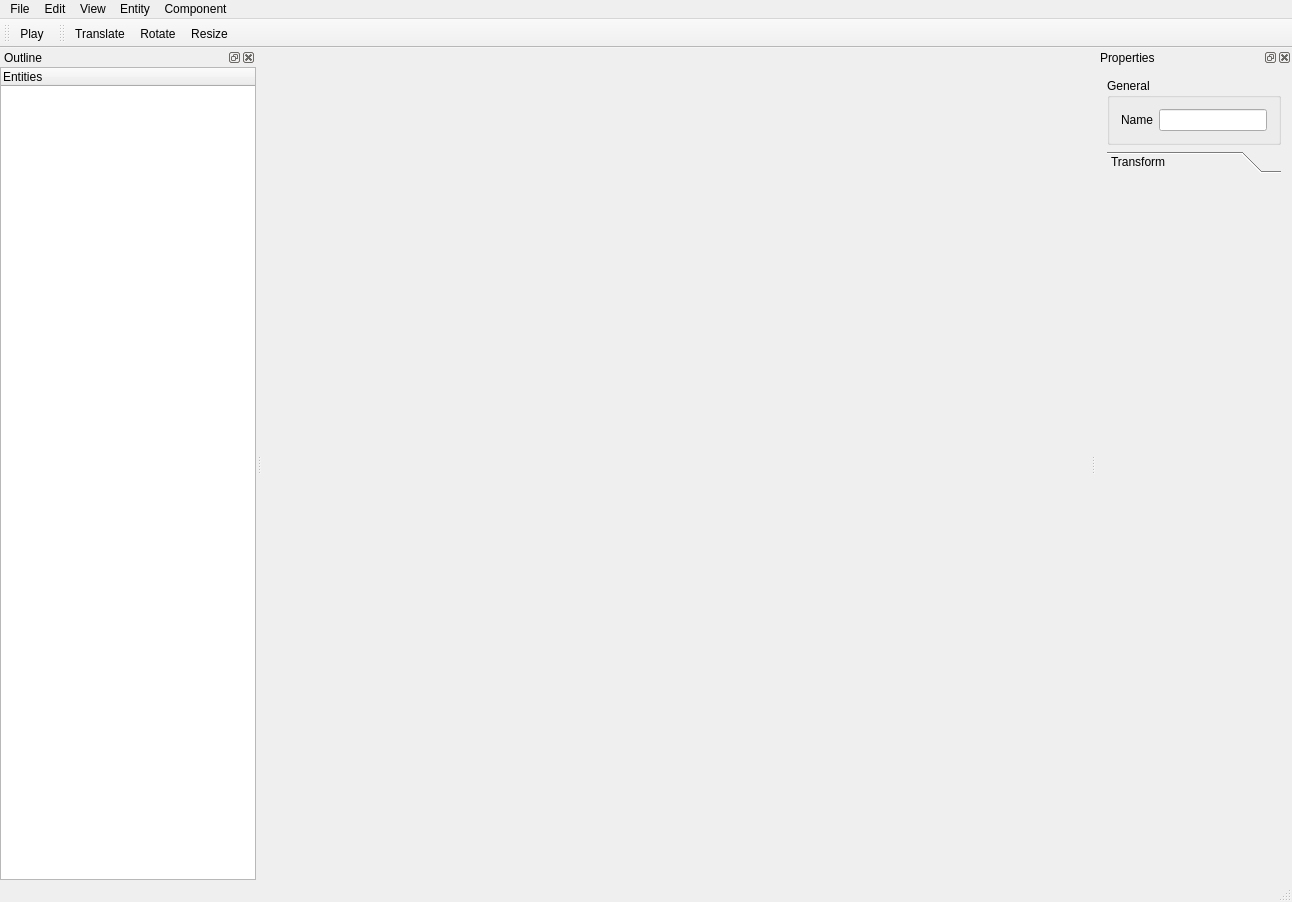
Above: RootTools/Treenity/UI/Treenity.ui from kevinortegren/zombieshroom before the change. Below: the same form after it.
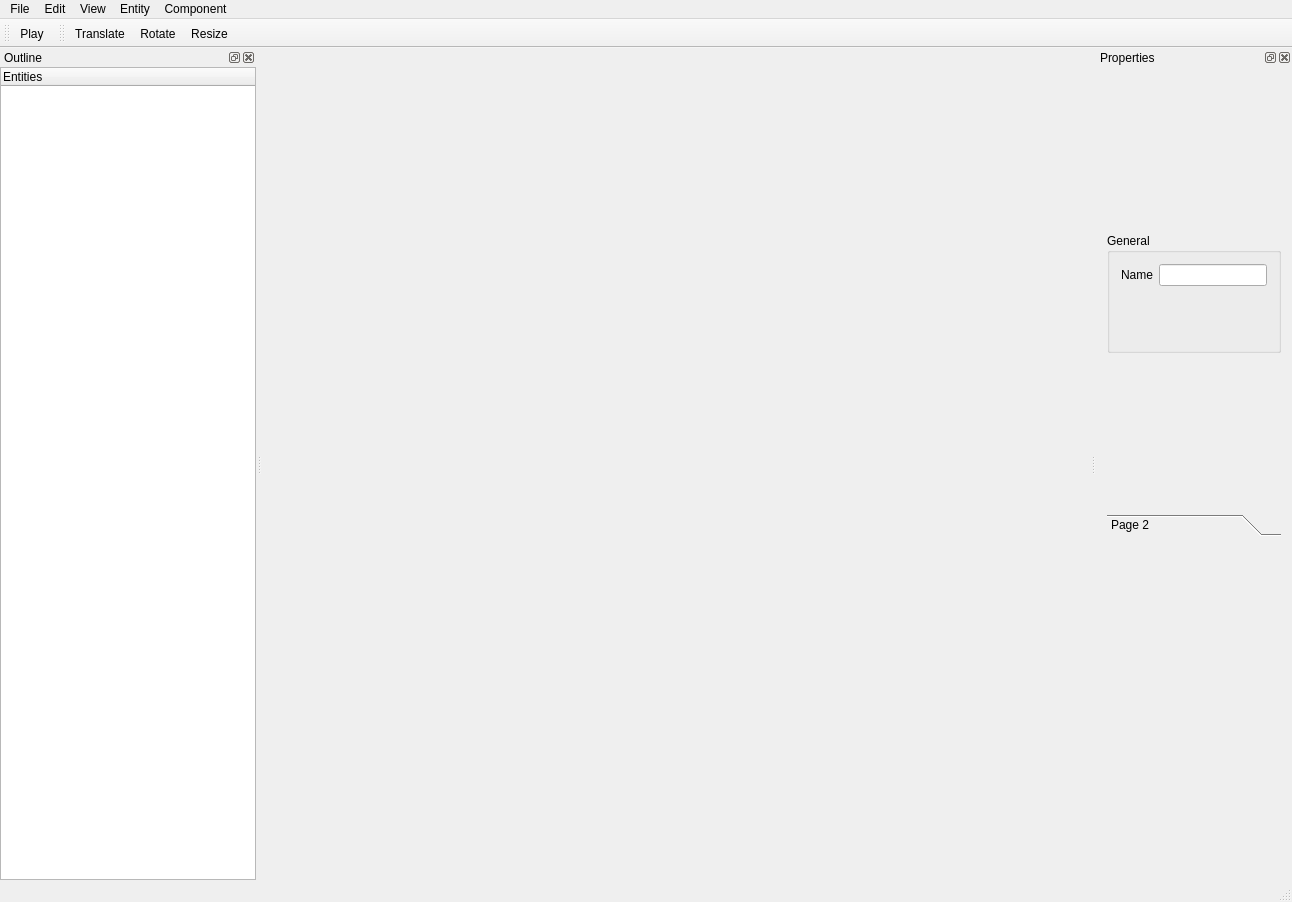
That is the form after the change. Icons and pictures are not drawn. Custom widgets are drawn as their Qt base class.

```diff
--- a/RootTools/Treenity/UI/Treenity.ui
+++ b/RootTools/Treenity/UI/Treenity.ui
@@ -217,6 +217,12 @@
      </item>
      <item>
       <widget class="QToolBox" name="toolBox_components">
+       <property name="maximumSize">
+        <size>
+         <width>16777215</width>
+         <height>200</height>
+        </size>
+       </property>
        <property name="currentIndex">
         <number>0</number>
        </property>
@@ -226,11 +232,11 @@
           <x>0</x>
           <y>0</y>
           <width>186</width>
-          <height>701</height>
+          <height>173</height>
          </rect>
         </property>
         <attribute name="label">
-         <string>Transform</string>
+         <string>Page 2</string>
         </attribute>
        </widget>
       </widget>
```
